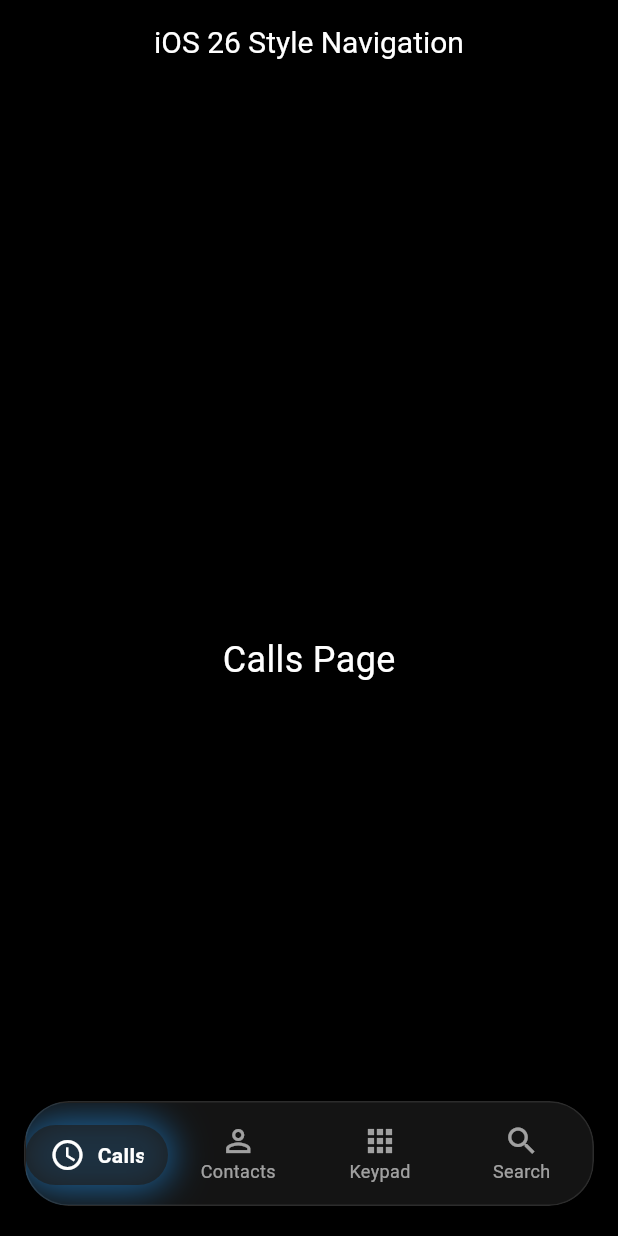
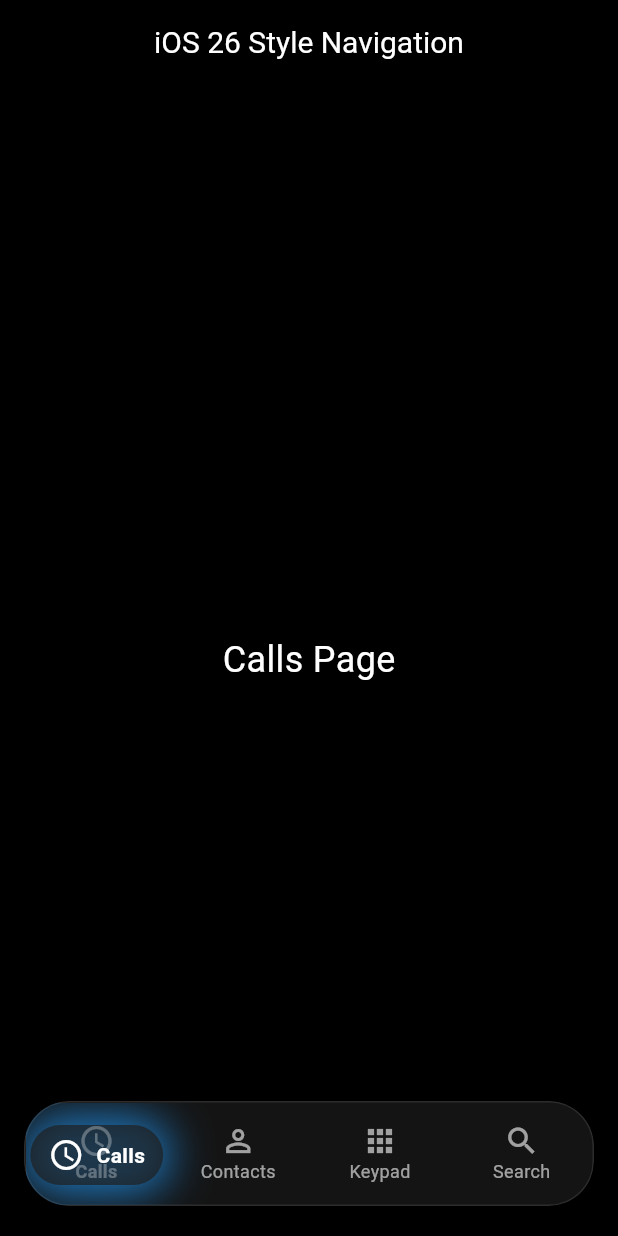
Before and after one commit to thawdezin/plutter, a Flutter app: the screen it shows after launch, on a phone screen of 412 x 824 dp. Run offline on Flutter 3.47's test engine with Material 3 defaults, Android fonts, the light colour scheme and no system bars.

Commit message:
မင်းတို့ဟာက မဟုတ်သေးဘူးကွ

```diff
--- a/lib/main.dart
+++ b/lib/main.dart
@@ -114,12 +114,14 @@ class _GlassmorphicBottomNavBarState extends State<GlassmorphicBottomNavBar> {
   }
 
   // Helper method to calculate the left position of the draggable indicator
-  double _getIndicatorLeftPosition(double navBarWidth, int numItems) {
+  double _getIndicatorLeftPosition(double navBarWidth, int numItems, double pillWidth) {
     final double itemWidth = navBarWidth / numItems;
-    // Base position is the start of the currently selected item
+    // Base position is the start of the currently selected item's slot
     final double basePosition = widget.selectedIndex * itemWidth;
-    // Add the current drag offset to the base position
-    return basePosition + _currentDragOffset;
+    // Offset to center the wider pill within its designated slot
+    final double centeringOffset = (pillWidth - itemWidth) / 2;
+    // Add the current drag offset to the base position, adjusted for centering
+    return basePosition + _currentDragOffset - centeringOffset;
   }
 
   @override
@@ -128,6 +130,10 @@ class _GlassmorphicBottomNavBarState extends State<GlassmorphicBottomNavBar> {
     // Calculate the width available for the inner row of items (excluding padding)
     final double innerNavBarWidth = screenWidth - (16.0 * 2); // 16.0 padding on each side
     final double itemWidth = innerNavBarWidth / _navItemsData.length;
+
+    // Define the desired width of the draggable pill (e.g., 10% wider than a single item slot)
+    const double pillWidthFactor = 1.1; // Make pill 10% wider
+    final double pillWidth = itemWidth * pillWidthFactor;
 
     // Get the data for the currently selected item to display inside the pill
     final Map<String, dynamic> currentPillItemData = _navItemsData[widget.selectedIndex];
@@ -148,24 +154,26 @@ class _GlassmorphicBottomNavBarState extends State<GlassmorphicBottomNavBar> {
             _currentDragOffset += details.primaryDelta!; // Accumulate drag delta
 
             // Clamp the drag offset to prevent the pill from going beyond the navigation bar limits
+            // The clamping now considers the pill's increased width for accurate bounds.
             _currentDragOffset = _currentDragOffset.clamp(
-              // Max drag to the left: negative offset covering previous items
-              -widget.selectedIndex * itemWidth,
-              // Max drag to the right: positive offset covering remaining items
-              (_navItemsData.length - 1 - widget.selectedIndex) * itemWidth,
+              // Max drag to the left: negative offset covering previous items, considering pill width
+              -(widget.selectedIndex * itemWidth) + (pillWidth - itemWidth) / 2,
+              // Max drag to the right: positive offset covering remaining items, considering pill width
+              ((_navItemsData.length - 1 - widget.selectedIndex) * itemWidth) - (pillWidth - itemWidth) / 2,
             );
           });
         },
         onHorizontalDragEnd: (details) {
           // Calculate the target index based on the final drag offset and item width
-          final double snapThreshold = itemWidth / 2; // Snap if dragged past half an item
+          // Use a snap threshold relative to the itemWidth for consistent snapping
+          final double snapThreshold = itemWidth / 2;
           int newIndex = widget.selectedIndex;
 
           if (_currentDragOffset > snapThreshold) {
-            // Dragged significantly to the right (visually moving left)
+            // Dragged significantly to the right (visually moving left relative to the bar)
             newIndex = (widget.selectedIndex - (_currentDragOffset / itemWidth).round());
           } else if (_currentDragOffset < -snapThreshold) {
-            // Dragged significantly to the left (visually moving right)
+            // Dragged significantly to the left (visually moving right relative to the bar)
             newIndex = (widget.selectedIndex - (_currentDragOffset / itemWidth).round());
           }
 
@@ -201,21 +209,23 @@ class _GlassmorphicBottomNavBarState extends State<GlassmorphicBottomNavBar> {
                   AnimatedPositioned(
                     duration: const Duration(milliseconds: 300), // Smooth animation for snapping
                     curve: Curves.easeInOut,
-                    left: _getIndicatorLeftPosition(innerNavBarWidth, _navItemsData.length),
-                    width: itemWidth, // Pill width is same as item width
+                    // Position the pill, accounting for its wider size to keep it centered
+                    left: _getIndicatorLeftPosition(innerNavBarWidth, _navItemsData.length, pillWidth),
+                    width: pillWidth, // Pill width is now explicitly wider
                     height: 70, // Pill height is same as nav bar height
                     child: Center(
                       child: Container(
-                        padding: const EdgeInsets.symmetric(horizontal: 16.0, vertical: 8.0),
+                        // Reduced horizontal padding slightly to allow the pill to look wider
+                        padding: const EdgeInsets.symmetric(horizontal: 12.0, vertical: 8.0),
                         decoration: BoxDecoration(
                           color: const Color(0xFF1E1E1E).withOpacity(0.7), // Darker, translucent background
                           borderRadius: BorderRadius.circular(25.0), // Rounded corners for the pill
                           boxShadow: [
-                            // Blue glow effect when selected
+                            // Blue glow effect when selected, now more prominent
                             BoxShadow(
-                              color: Colors.blue.withOpacity(0.6),
-                              blurRadius: 20, // Stronger blur for a more prominent glow
-                              spreadRadius: 3,
+                              color: Colors.blue.withOpacity(0.8), // Slightly stronger glow color
+                              blurRadius: 25, // Increased blur for a bigger glow
+                              spreadRadius: 5, // Increased spread for a bigger glow
                               offset: const Offset(0, 0),
                             ),
                           ],
@@ -281,13 +291,15 @@ class _GlassmorphicBottomNavBarState extends State<GlassmorphicBottomNavBar> {
           children: [
             Icon(
               icon,
-              color: isSelected ? Colors.transparent : Colors.white.withOpacity(0.6), // Transparent if selected (pill covers it)
+              // Faded white when selected, showing through the pill (watery effect)
+              color: Colors.white.withOpacity(isSelected ? 0.3 : 0.6),
               size: 24,
             ),
             Text(
               label,
+              // Faded white when selected, showing through the pill (watery effect)
               style: TextStyle(
-                color: isSelected ? Colors.transparent : Colors.white.withOpacity(0.6), // Transparent if selected
+                color: Colors.white.withOpacity(isSelected ? 0.3 : 0.6),
                 fontSize: 12,
                 fontWeight: isSelected ? FontWeight.bold : FontWeight.normal,
               ),
```
